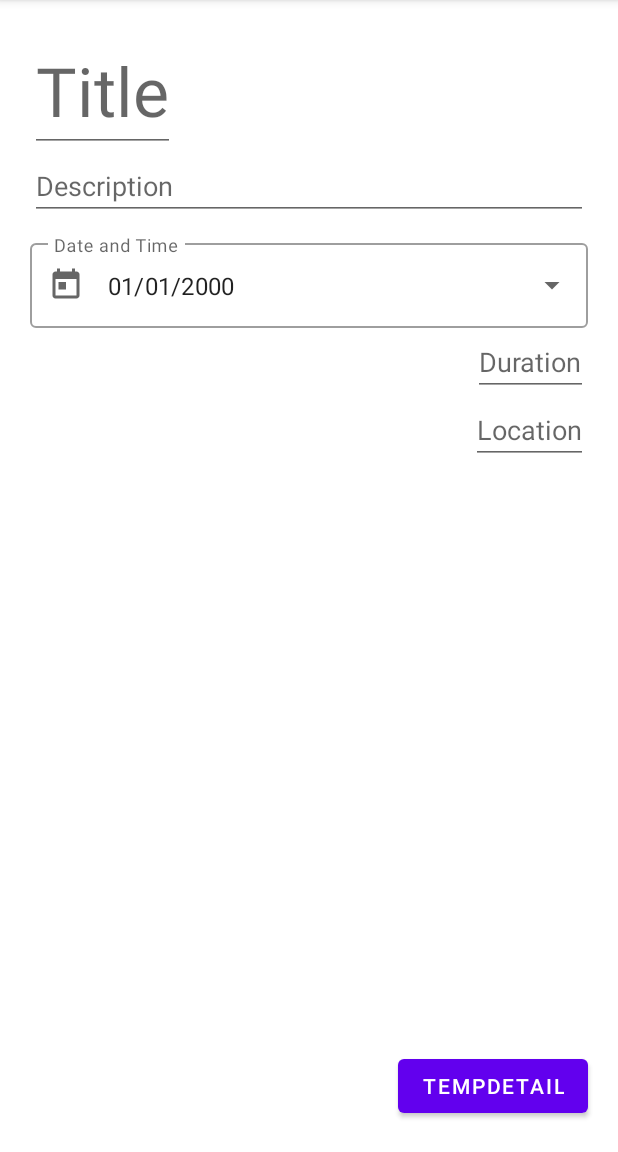
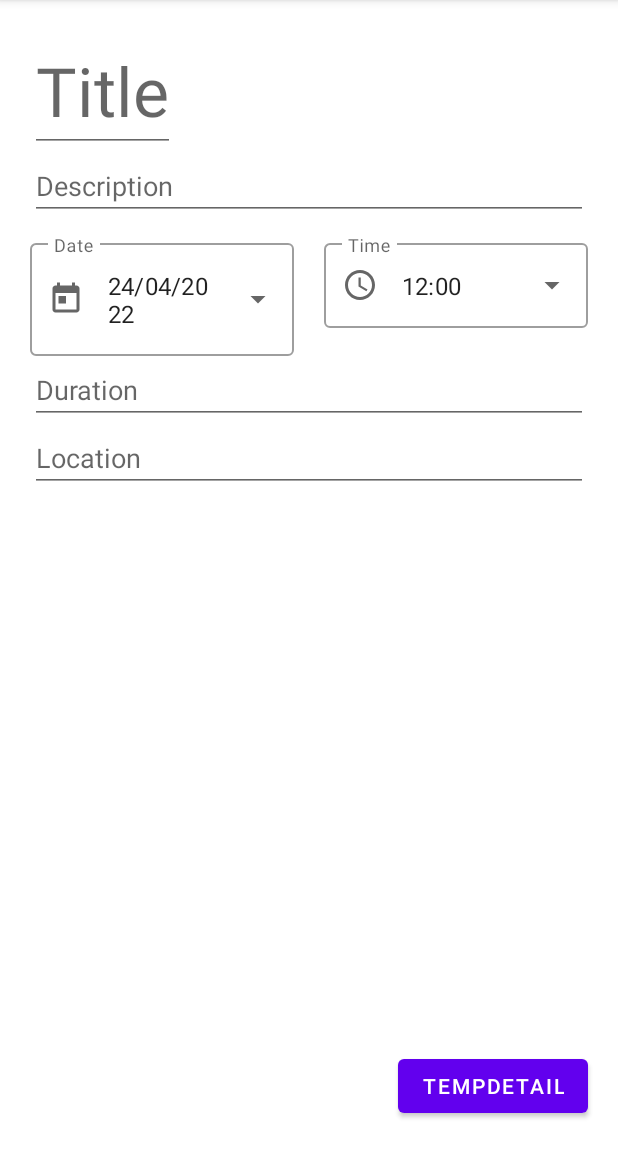
Before and after one commit to francescofiorella/time_banking, an Android app: the TimeSlotEditFragment screen opened through its navigation route, on a phone screen of 412 x 824 dp, the part 84-1236 px from its top. Run offline under Robolectric (Android 15) with nearby library versions, the phone set to English and light mode, and no system bars; our stand-ins replace data binding, navigation-ui.

Commit message:
datepicker added

```diff
--- a/app/build.gradle
+++ b/app/build.gradle
@@ -12,7 +12,7 @@ android {
     }
     defaultConfig {
         applicationId "com.polito.timebanking"
-        minSdk 24
+        minSdk 26
         targetSdk 31
         versionCode 1
         versionName "1.1"
--- a/app/src/main/java/com/polito/timebanking/TimeSlotEditFragment.kt
+++ b/app/src/main/java/com/polito/timebanking/TimeSlotEditFragment.kt
@@ -8,10 +8,13 @@ import androidx.databinding.DataBindingUtil
 import androidx.fragment.app.Fragment
 import androidx.navigation.fragment.findNavController
 import com.polito.timebanking.databinding.FragmentTimeSlotEditBinding
+import com.polito.timebanking.utils.DatePickerButton
 
 class TimeSlotEditFragment: Fragment(R.layout.fragment_time_slot_edit) {
 
     private lateinit var binding: FragmentTimeSlotEditBinding
+    // custom datePicker
+    private lateinit var datePickerBtn: DatePickerButton
 
     override fun onCreateView(
         inflater: LayoutInflater,
@@ -28,5 +31,20 @@ class TimeSlotEditFragment: Fragment(R.layout.fragment_time_slot_edit) {
         binding.tempBtn.setOnClickListener {
             findNavController().navigate(R.id.action_timeSlotEditFragment_to_timeSlotDetailsFragment)
         }
+
+        // init datePicker
+        datePickerBtn = object : DatePickerButton(
+            binding.dateTextInputLayout,
+            binding.dateAutoCompleteTV,
+            requireActivity()
+        ) {
+            override fun onPositiveBtnClickListener() {
+                super.onPositiveBtnClickListener()
+                /*viewModel.year = year
+                viewModel.month = month
+                viewModel.day = day
+                viewModel.dateString = dateString*/
+            }
+        }
     }
 }
--- /dev/null
+++ b/app/src/main/java/com/polito/timebanking/utils/DatePickerButton.kt
@@ -0,0 +1,95 @@
+package com.polito.timebanking.utils
+
+import android.view.View
+import android.widget.AutoCompleteTextView
+import androidx.fragment.app.FragmentActivity
+import com.google.android.material.datepicker.MaterialDatePicker
+import com.google.android.material.textfield.TextInputLayout
+import java.time.LocalDate
+import java.util.*
+
+open class DatePickerButton(
+    private val layout: TextInputLayout,
+    private val textView: AutoCompleteTextView,
+    private val context: FragmentActivity
+) {
+    companion object {
+        private const val DATE_PICKER_TAG: String = "DATE_PICKER"
+        private const val DATE_PICKER_TITLE: String = "Seleziona data"
+    }
+
+    private val listener = View.OnClickListener {
+        // date picker
+        val calendar = Calendar.getInstance(TimeZone.getTimeZone("UTC"))
+        calendar.clear()
+        val today = MaterialDatePicker.todayInUtcMilliseconds()
+        val builder = MaterialDatePicker.Builder.datePicker()
+        builder.setTitleText(DATE_PICKER_TITLE)
+        builder.setSelection(today)
+        val materialDatePicker = builder.build()
+
+        showDatePicker(materialDatePicker)
+    }
+
+    var year: Int? = null
+        set(value) {
+            field = value
+            textView.setText(dateString)
+        }
+
+    var month: Int? = null
+        set(value) {
+            field = value
+            textView.setText(dateString)
+        }
+
+    var day: Int? = null
+        set(value) {
+            field = value
+            textView.setText(dateString)
+        }
+
+    val dateString: String?
+        get() {
+            return dateToString(day, month, year)
+        }
+
+    init {
+        year = LocalDate.now().year
+        month = LocalDate.now().monthValue
+        day = LocalDate.now().dayOfMonth
+
+        setOnClickListener()
+    }
+
+    private fun setOnClickListener() {
+        layout.setEndIconOnClickListener(listener)
+        textView.setOnClickListener(listener)
+    }
+
+    private fun removeOnClickListener() {
+        layout.setEndIconOnClickListener(listener)
+        textView.setOnClickListener(null)
+    }
+
+    private fun showDatePicker(materialDatePicker: MaterialDatePicker<*>) {
+        if (!materialDatePicker.isAdded) {
+            materialDatePicker.show(context.supportFragmentManager, DATE_PICKER_TAG)
+            materialDatePicker.addOnPositiveButtonClickListener { selection ->
+                // get selected date
+                val date = Date(selection.toString().toLong())
+                val calendar = Calendar.getInstance()
+
+                calendar.time = date
+
+                year = calendar[Calendar.YEAR]
+                month = calendar[Calendar.MONTH] + 1
+                day = calendar[Calendar.DAY_OF_MONTH]
+
+                onPositiveBtnClickListener()
+            }
+        }
+    }
+
+    open fun onPositiveBtnClickListener() {}
+}
--- /dev/null
+++ b/app/src/main/java/com/polito/timebanking/utils/FormatUtils.kt
@@ -0,0 +1,24 @@
+package com.polito.timebanking.utils
+
+fun dateToString(dayOfMonth: Int?, month: Int?, year: Int?): String? {
+    var formattedDate: String? = null
+    dayOfMonth?.let { day ->
+        month?.let { month ->
+            year?.let { year ->
+                val dayString: String = if (day < 10) {
+                    "0$day"
+                } else {
+                    day.toString()
+                }
+                val monthString: String = if (month < 10) {
+                    "0$month"
+                } else {
+                    month.toString()
+                }
+                formattedDate = "$dayString/$monthString/$year"
+            }
+        }
+    }
+
+    return formattedDate
+}
--- /dev/null
+++ b/app/src/main/res/drawable/ic_access_time.xml
@@ -0,0 +1,13 @@
+<vector xmlns:android="http://schemas.android.com/apk/res/android"
+    android:width="24dp"
+    android:height="24dp"
+    android:viewportWidth="24"
+    android:viewportHeight="24"
+    android:tint="?attr/colorControlNormal">
+  <path
+      android:fillColor="@android:color/white"
+      android:pathData="M11.99,2C6.47,2 2,6.48 2,12s4.47,10 9.99,10C17.52,22 22,17.52 22,12S17.52,2 11.99,2zM12,20c-4.42,0 -8,-3.58 -8,-8s3.58,-8 8,-8 8,3.58 8,8 -3.58,8 -8,8z"/>
+  <path
+      android:fillColor="@android:color/white"
+      android:pathData="M12.5,7H11v6l5.25,3.15 0.75,-1.23 -4.5,-2.67z"/>
+</vector>
--- a/app/src/main/res/layout/fragment_time_slot_detail.xml
+++ b/app/src/main/res/layout/fragment_time_slot_detail.xml
@@ -1,12 +1,12 @@
 <?xml version="1.0" encoding="utf-8"?>
 <layout xmlns:android="http://schemas.android.com/apk/res/android"
     xmlns:app="http://schemas.android.com/apk/res-auto"
-    xmlns:tools="http://schemas.android.com/tools">
+    xmlns:tools="http://schemas.android.com/tools"
+    tools:context=".TimeSlotDetailsFragment">
 
     <androidx.constraintlayout.widget.ConstraintLayout
         android:layout_width="match_parent"
-        android:layout_height="match_parent"
-        tools:context=".TimeSlotDetailsFragment">
+        android:layout_height="match_parent">
 
         <TextView
             android:id="@+id/title_tv"
--- a/app/src/main/res/layout/fragment_time_slot_edit.xml
+++ b/app/src/main/res/layout/fragment_time_slot_edit.xml
@@ -1,12 +1,12 @@
 <?xml version="1.0" encoding="utf-8"?>
 <layout xmlns:android="http://schemas.android.com/apk/res/android"
     xmlns:app="http://schemas.android.com/apk/res-auto"
-    xmlns:tools="http://schemas.android.com/tools">
+    xmlns:tools="http://schemas.android.com/tools"
+    tools:context=".TimeSlotEditFragment">
 
     <androidx.constraintlayout.widget.ConstraintLayout
         android:layout_width="match_parent"
-        android:layout_height="match_parent"
-        tools:context=".TimeSlotEditFragment">
+        android:layout_height="match_parent">
 
         <EditText
             android:id="@+id/title_et"
@@ -35,14 +35,15 @@
         <com.google.android.material.textfield.TextInputLayout
             android:id="@+id/date_textInputLayout"
             style="@style/Widget.MaterialComponents.TextInputLayout.OutlinedBox.ExposedDropdownMenu"
-            android:layout_width="match_parent"
+            android:layout_width="0dp"
             android:layout_height="wrap_content"
             android:layout_marginVertical="10dp"
-            android:layout_marginHorizontal="20dp"
-            android:hint="Date and Time"
+            android:layout_marginStart="20dp"
+            android:layout_marginEnd="10dp"
+            android:hint="Date"
             android:labelFor="@id/date_auto_complete_TV"
             app:endIconDrawable="@drawable/ic_arrow_drop_down"
-            app:layout_constraintEnd_toEndOf="parent"
+            app:layout_constraintEnd_toStartOf="@id/time_textInputLayout"
             app:layout_constraintStart_toStartOf="parent"
             app:layout_constraintTop_toBottomOf="@id/description_et"
             app:startIconDrawable="@drawable/ic_today">
@@ -57,26 +58,54 @@
 
         </com.google.android.material.textfield.TextInputLayout>
 
+        <com.google.android.material.textfield.TextInputLayout
+            android:id="@+id/time_textInputLayout"
+            style="@style/Widget.MaterialComponents.TextInputLayout.OutlinedBox.ExposedDropdownMenu"
+            android:layout_width="0dp"
+            android:layout_height="wrap_content"
+            android:layout_marginVertical="10dp"
+            android:layout_marginEnd="20dp"
+            android:layout_marginStart="10dp"
+            android:hint="Time"
+            app:layout_constraintStart_toEndOf="@id/date_textInputLayout"
+            android:labelFor="@id/date_auto_complete_TV"
+            app:endIconDrawable="@drawable/ic_arrow_drop_down"
+            app:layout_constraintEnd_toEndOf="parent"
+            app:layout_constraintTop_toBottomOf="@id/description_et"
+            app:startIconDrawable="@drawable/ic_access_time">
+
+            <com.google.android.material.textfield.MaterialAutoCompleteTextView
+                android:id="@+id/time_auto_complete_TV"
+                android:layout_width="match_parent"
+                android:layout_height="wrap_content"
+                android:inputType="none"
+                android:text="12:00"
+                tools:text="12:00" />
+
+        </com.google.android.material.textfield.TextInputLayout>
+
         <EditText
             android:id="@+id/duration_et"
-            android:layout_width="wrap_content"
+            android:layout_width="match_parent"
             android:layout_height="wrap_content"
             android:layout_marginHorizontal="20dp"
             android:hint="Duration"
             android:importantForAutofill="no"
             android:inputType="number"
             app:layout_constraintEnd_toEndOf="parent"
+            app:layout_constraintStart_toStartOf="parent"
             app:layout_constraintTop_toBottomOf="@id/date_textInputLayout" />
 
         <EditText
             android:id="@+id/location_et"
-            android:layout_width="wrap_content"
+            android:layout_width="match_parent"
             android:layout_height="wrap_content"
             android:layout_marginHorizontal="20dp"
             android:hint="Location"
             android:importantForAutofill="no"
             android:inputType="text|textCapSentences"
             app:layout_constraintEnd_toEndOf="parent"
+            app:layout_constraintStart_toStartOf="parent"
             app:layout_constraintTop_toBottomOf="@id/duration_et" />
 
         <Button
```
